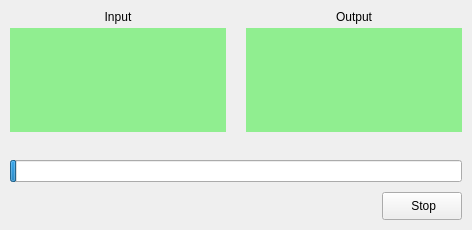
This is cuvistaGui/progress.ui in RainerMtb/cuvista as Qt 5 draws it before an edit. The edited form follows.
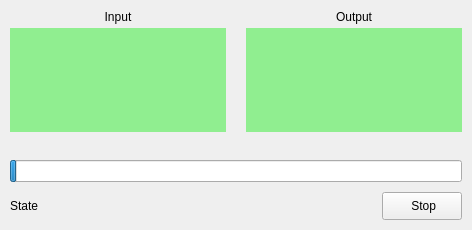
This is the edited form. Icons and pictures are not drawn. Custom widgets are drawn as their Qt base class.

The edit to the form file:
```diff
--- a/cuvistaGui/progress.ui
+++ b/cuvistaGui/progress.ui
@@ -176,7 +176,7 @@
       <item>
        <widget class="QLabel" name="lblStatus">
         <property name="text">
-         <string/>
+         <string>State</string>
         </property>
        </widget>
       </item>
```
